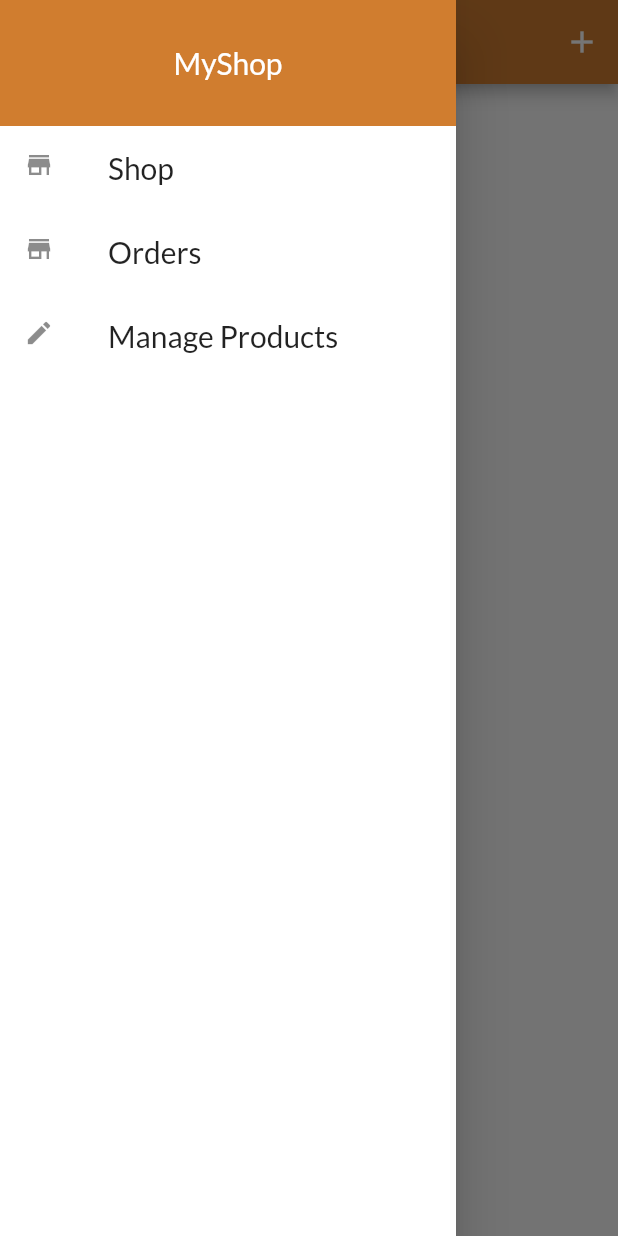
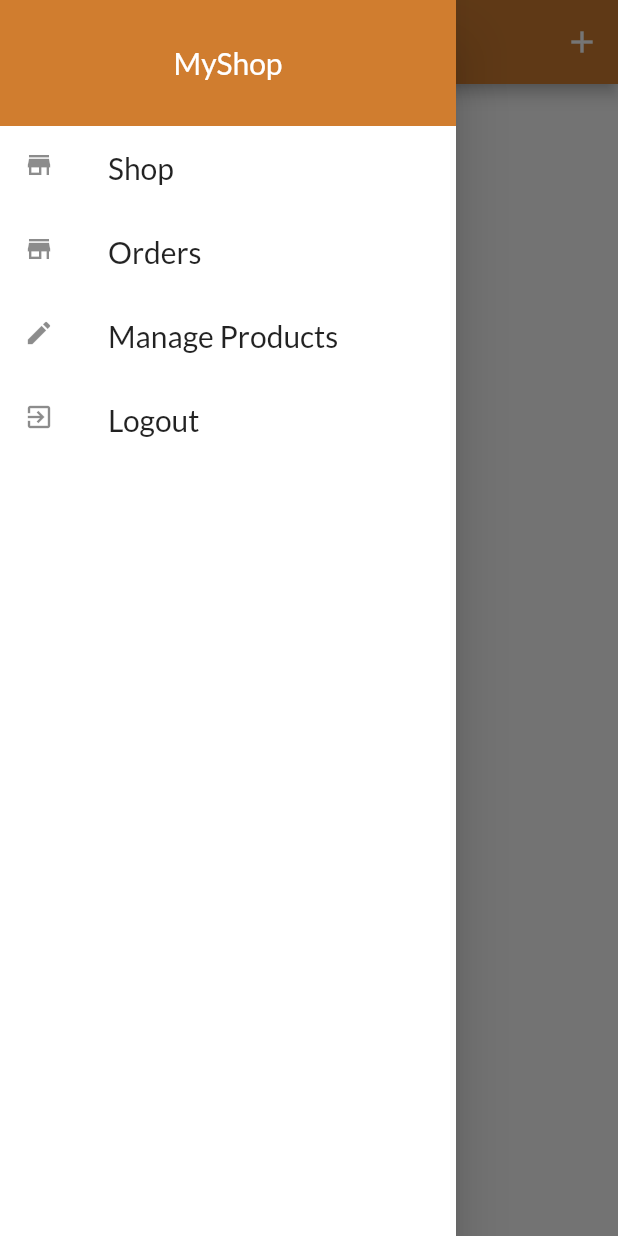
Before and after one commit to BulcsuFarmasi/shop_app, a Flutter app: the UserProductsScreen screen opened by its route, with the side drawer open, on a phone screen of 412 x 824 dp. Run offline on Flutter 3.47's test engine with Material 2 defaults, Android fonts, the phone set to English and light mode, and no system bars; network calls fail.

Commit message:
handle errors, tie products to the user and logout

```diff
--- a/lib/providers/auth.dart
+++ b/lib/providers/auth.dart
@@ -1,3 +1,4 @@
+import 'dart:async';
 import 'dart:convert';
 import 'package:flutter/material.dart';
 import 'package:http/http.dart' as http;
@@ -9,18 +10,36 @@ class Auth with ChangeNotifier {
   String? _token;
   DateTime? _expiryDate;
   String? _userId;
+  Timer? _authTimer;
+
+  bool get isAuth {
+    return token != null;
+  }
+
+  String? get token {
+    if (_expiryDate != null && _expiryDate!.isAfter(DateTime.now()) && _token != null) {
+      return _token;
+    }
+    return null;
+  }
+
+  String? get userId => _userId;
 
   Future<void> _authenticate(String email, String password, AuthEndpoint endpoint) async {
     final url = Uri.parse('${Api.authUrl}:${Api.getAuthEndpoint(endpoint)}?key=$firebaseApiKey');
     print(url.toString());
     try {
       final response =
-      await http.post(url, body: json.encode({'email': email, 'password': password, 'returnSecureToken': true}));
+          await http.post(url, body: json.encode({'email': email, 'password': password, 'returnSecureToken': true}));
       final responseBody = json.decode(response.body);
-      if(responseBody['error'] != null) {
-          throw HttpException(responseBody['error']['message']);
-      };
-
+      if (responseBody['error'] != null) {
+        throw HttpException(responseBody['error']['message']);
+      }
+      _token = responseBody['idToken'];
+      _userId = responseBody['localId'];
+      _expiryDate = DateTime.now().add(Duration(seconds: int.parse(responseBody['expiresIn'])));
+      _autoLogout();
+      notifyListeners();
     } catch (error) {
       throw error;
     }
@@ -33,4 +52,23 @@ class Auth with ChangeNotifier {
   Future<void> signIn(String email, String password) async {
     return _authenticate(email, password, AuthEndpoint.signIn);
   }
+
+  void logOut() {
+    _token = null;
+    _expiryDate = null;
+    _userId = null;
+    if (_authTimer != null) {
+      _authTimer?.cancel();
+      _authTimer = null;
+    }
+    notifyListeners();
+  }
+
+  void _autoLogout() {
+    if (_authTimer != null) {
+      _authTimer?.cancel();
+    }
+    final timeToExpiry = _expiryDate?.difference(DateTime.now()).inSeconds ?? 0;
+    Timer(Duration(seconds: timeToExpiry), logOut);
+  }
 }
--- a/lib/providers/orders.dart
+++ b/lib/providers/orders.dart
@@ -21,7 +21,13 @@ class Order {
 }
 
 class Orders with ChangeNotifier {
+  Orders(this.authToken, this.userId, this._items);
+
   List<Order> _items = [];
+
+  final String? authToken;
+  final String? userId;
+
 
   List<Order> get items {
     return [..._items];
@@ -29,7 +35,7 @@ class Orders with ChangeNotifier {
 
   Future<void> addOrder(List<CartItem> cartProducts, double total) async {
     notifyListeners();
-    final url = Uri.parse('${Api.dbUrl}/${Api.getDbEndpoint(DbEndpoint.orders)}.json');
+    final url = Uri.parse('${Api.dbUrl}/${Api.getDbEndpoint(DbEndpoint.orders)}/$userId/.json?auth=$authToken');
     final currentDate = DateTime.now();
     try {
       final response = await http.post(url,
@@ -48,7 +54,7 @@ class Orders with ChangeNotifier {
   }
 
   Future<void> fetchOrders() async {
-    final url = Uri.parse('${Api.dbUrl}/${Api.getDbEndpoint(DbEndpoint.orders)}.json');
+    final url = Uri.parse('${Api.dbUrl}/${Api.getDbEndpoint(DbEndpoint.orders)}/$userId/.json?auth=$authToken');
     final response = await http.get(url);
     try {
       final extractedData = json.decode(response.body) as Map<String, dynamic>?;
--- a/lib/screens/edit_product_screen.dart
+++ b/lib/screens/edit_product_screen.dart
@@ -27,8 +27,6 @@ class _EditProductScreenState extends State<EditProductScreen> {
 
   //other properties of product
   String? productId = "";
-  bool isFavorite = false;
-
   EditingMode editingMode = EditingMode.add;
 
   bool _isInit = true;
@@ -61,7 +59,6 @@ class _EditProductScreenState extends State<EditProductScreen> {
         description = editedProduct.description;
         price = editedProduct.price.toString();
         _imageUrlController.text = editedProduct.imageUrl;
-        isFavorite = editedProduct.isFavorite;
       }
     }
     _isInit = false;
@@ -92,7 +89,6 @@ class _EditProductScreenState extends State<EditProductScreen> {
       description: description,
       imageUrl: _imageUrlController.text,
       price: double.parse(price),
-      isFavorite: isFavorite,
     );
     switch (editingMode) {
       case EditingMode.add:
--- a/lib/screens/user_products_screen.dart
+++ b/lib/screens/user_products_screen.dart
@@ -12,23 +12,34 @@ class UserProductsScreen extends StatelessWidget {
   static const String routeName = '/user-products';
 
   Future<void> _refreshProducts(BuildContext context) async {
-    await Provider.of<Products>(context, listen: false).fetchProducts();
+    await Provider.of<Products>(context, listen: false).fetchProducts(true);
   }
 
   @override
   Widget build(BuildContext context) {
-    final products = Provider.of<Products>(context);
+    print('...');
     return Scaffold(
       appBar: AppBar(
         title: const Text('Your products'),
-        actions: [IconButton(onPressed: () {
+        actions: [
+          IconButton(
+              onPressed: () {
                 Navigator.of(context).pushNamed(EditProductScreen.routeName);
-        }, icon: const Icon(Icons.add))],
+              },
+              icon: const Icon(Icons.add))
+        ],
       ),
       drawer: MainDrawer(),
-      body: RefreshIndicator(
+      body: FutureBuilder(
+        future: _refreshProducts(context),
+        builder: (BuildContext ctx, AsyncSnapshot snapshot) => snapshot.connectionState == ConnectionState.waiting
+            ? Center(
+                child: CircularProgressIndicator(),
+              )
+            : RefreshIndicator(
                 onRefresh: () => _refreshProducts(context),
-        child: Padding(
+                child: Consumer<Products>(
+                  builder: (BuildContext ctx, Products products, _) => Padding(
                     padding: EdgeInsets.all(6),
                     child: ListView.builder(
                       itemBuilder: (_, int i) => UserProductItem(
@@ -39,6 +50,7 @@ class UserProductsScreen extends StatelessWidget {
                       itemCount: products.items.length,
                     ),
                   ),
+                )),
       ),
     );
   }
--- a/lib/shared/api.dart
+++ b/lib/shared/api.dart
@@ -7,6 +7,7 @@ class Api {
   static Map<DbEndpoint, String> _dbEndPoints = {
     DbEndpoint.products: 'products',
     DbEndpoint.orders: 'orders',
+    DbEndpoint.userFavorites: 'userFavorites',
   };
 
   static Map<AuthEndpoint, String> _authEndPoints = {
@@ -20,5 +21,5 @@ class Api {
   static String getAuthEndpoint(AuthEndpoint endpoint) => _authEndPoints[endpoint] ?? "";
 }
 
-enum DbEndpoint { products, orders }
+enum DbEndpoint { products, orders, userFavorites }
 enum AuthEndpoint { signUp, signIn }
--- a/lib/shared/validators.dart
+++ b/lib/shared/validators.dart
@@ -24,11 +24,11 @@ class Validators {
   }
 
   static bool url(String? value) {
-    return pattern(
-            value, RegExp(r'(https?|ftp)://([-A-Z0-9.]+)(/[-A-Z0-9+&@#/%=~_|!:,.;]*)?(\?[A-Z0-9+&@#/%=~_|!:,.;]*)?'));
+    return pattern(value, RegExp(r'[(http(s)?):\/\/(www\.)?a-zA-Z0-9@:%._\+~#=]{2,256}\.[a-z]{2,6}\b([-a-zA-Z0-9@:%_\+.~#?&//=]*)'));
   }
 
   static bool email(String? value) {
     return pattern(value, RegExp(r"^[a-zA-Z0-9.a-zA-Z0-9.!#$%&'*+-/=?^_`{|}~]+@[a-zA-Z0-9]+\.[a-zA-Z]+"));
+
   }
 }
--- a/lib/widgets/main_drawer.dart
+++ b/lib/widgets/main_drawer.dart
@@ -1,5 +1,7 @@
 import 'package:flutter/material.dart';
+import 'package:provider/provider.dart';
 
+import '../providers/auth.dart';
 import '../screens/orders_screen.dart';
 import '../screens/user_products_screen.dart';
 
@@ -27,24 +29,56 @@ class MainDrawer extends StatelessWidget {
             padding: EdgeInsets.only(top: mediaQuery.padding.top),
           ),
           ListTile(
-            leading: Icon(Icons.store, size: 20,),
-            title: Text('Shop', style: TextStyle(fontSize: 20), ),
+            leading: Icon(
+              Icons.store,
+              size: 20,
+            ),
+            title: Text(
+              'Shop',
+              style: TextStyle(fontSize: 20),
+            ),
             onTap: () {
               navigator.pushReplacementNamed('/');
             },
           ),
           ListTile(
-            leading: Icon(Icons.store, size: 20,),
-            title: Text('Orders', style: TextStyle(fontSize: 20), ),
+            leading: Icon(
+              Icons.store,
+              size: 20,
+            ),
+            title: Text(
+              'Orders',
+              style: TextStyle(fontSize: 20),
+            ),
             onTap: () {
               navigator.pushReplacementNamed(OrdersScreen.routeName);
             },
           ),
           ListTile(
-            leading: Icon(Icons.edit, size: 20,),
-            title: Text('Manage Products', style: TextStyle(fontSize: 20), ),
+            leading: Icon(
+              Icons.edit,
+              size: 20,
+            ),
+            title: Text(
+              'Manage Products',
+              style: TextStyle(fontSize: 20),
+            ),
             onTap: () {
               navigator.pushReplacementNamed(UserProductsScreen.routeName);
+            },
+          ),
+          ListTile(
+            leading: Icon(
+              Icons.exit_to_app,
+              size: 20,
+            ),
+            title: Text(
+              'Logout',
+              style: TextStyle(fontSize: 20),
+            ),
+            onTap: () {
+              Navigator.of(context).pop();
+              Provider.of<Auth>(context, listen: false).logOut();
             },
           ),
         ],
--- a/lib/widgets/product_item.dart
+++ b/lib/widgets/product_item.dart
@@ -1,5 +1,6 @@
 import 'package:flutter/material.dart';
 import 'package:provider/provider.dart';
+import '../providers/auth.dart';
 import '../providers/product.dart';
 import '../providers/cart.dart';
 import '../screens/product_detail_screen.dart';
@@ -12,6 +13,7 @@ class ProductItem extends StatelessWidget {
     final scaffoldMessenger = ScaffoldMessenger.of(context);
     final product = Provider.of<Product>(context, listen: false);
     final cart = Provider.of<Cart>(context, listen: false);
+    final auth = Provider.of<Auth>(context, listen: false);
     return ClipRRect(
       borderRadius: BorderRadius.circular(10.0),
       child: GridTile(
@@ -36,7 +38,7 @@ class ProductItem extends StatelessWidget {
                   icon: Icon((product.isFavorite) ? Icons.favorite : Icons.favorite_border),
                   onPressed: () async {
                     try {
-                      await product.toggleFavoriteStatus();
+                      await product.toggleFavoriteStatus(auth.token!, auth.userId!);
                     } catch (e) {
                       scaffoldMessenger.showSnackBar(SnackBar(content: Text('Failed to make favorite')));
                     }
```
Also changed, not shown: lib/main.dart (+14 -6 lines), lib/providers/product.dart (+3 -14 lines), lib/providers/products.dart (+32 -8 lines). Lines whose indentation alone changed are shown as unchanged.
